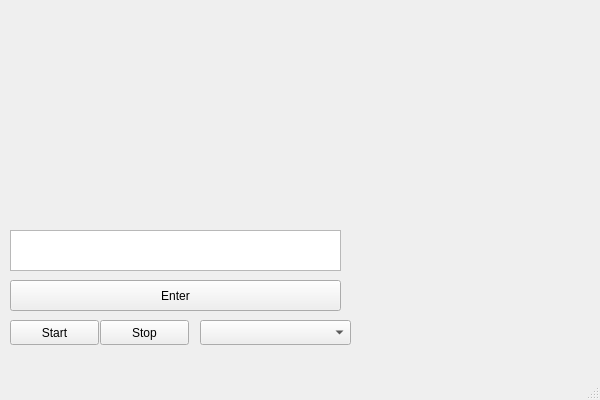
First picture: the form in task2/Sort/mainwindow.ui, repository kurtwalkir/glcpp, before the edit.
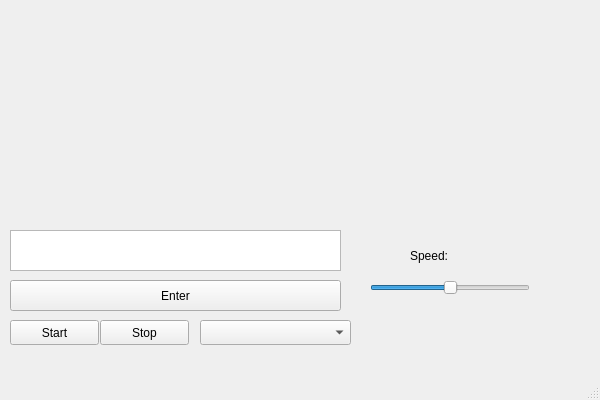
Second picture: the form after the edit.

What changed in the file:
```diff
--- a/task2/Sort/mainwindow.ui
+++ b/task2/Sort/mainwindow.ui
@@ -91,6 +91,41 @@
      </rect>
     </property>
    </widget>
+   <widget class="QSlider" name="horizontalSlider">
+    <property name="geometry">
+     <rect>
+      <x>370</x>
+      <y>280</y>
+      <width>160</width>
+      <height>16</height>
+     </rect>
+    </property>
+    <property name="singleStep">
+     <number>10</number>
+    </property>
+    <property name="value">
+     <number>50</number>
+    </property>
+    <property name="tracking">
+     <bool>true</bool>
+    </property>
+    <property name="orientation">
+     <enum>Qt::Horizontal</enum>
+    </property>
+   </widget>
+   <widget class="QLabel" name="label">
+    <property name="geometry">
+     <rect>
+      <x>410</x>
+      <y>240</y>
+      <width>81</width>
+      <height>31</height>
+     </rect>
+    </property>
+    <property name="text">
+     <string>Speed:</string>
+    </property>
+   </widget>
   </widget>
   <widget class="QMenuBar" name="menubar">
    <property name="geometry">
```
